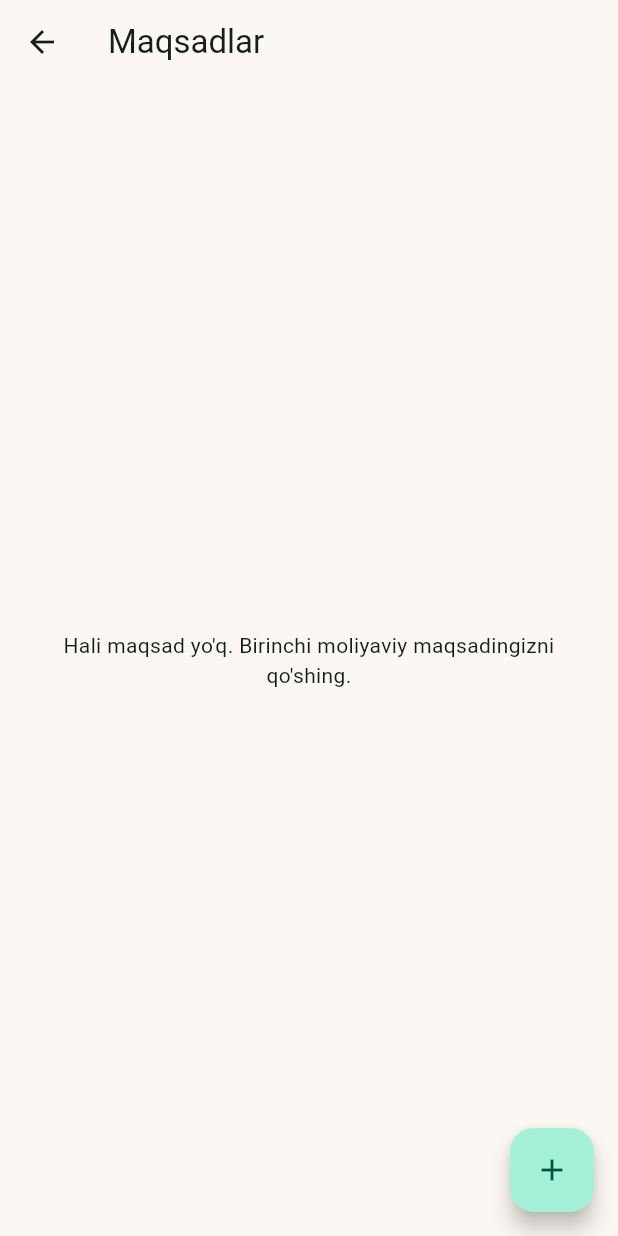
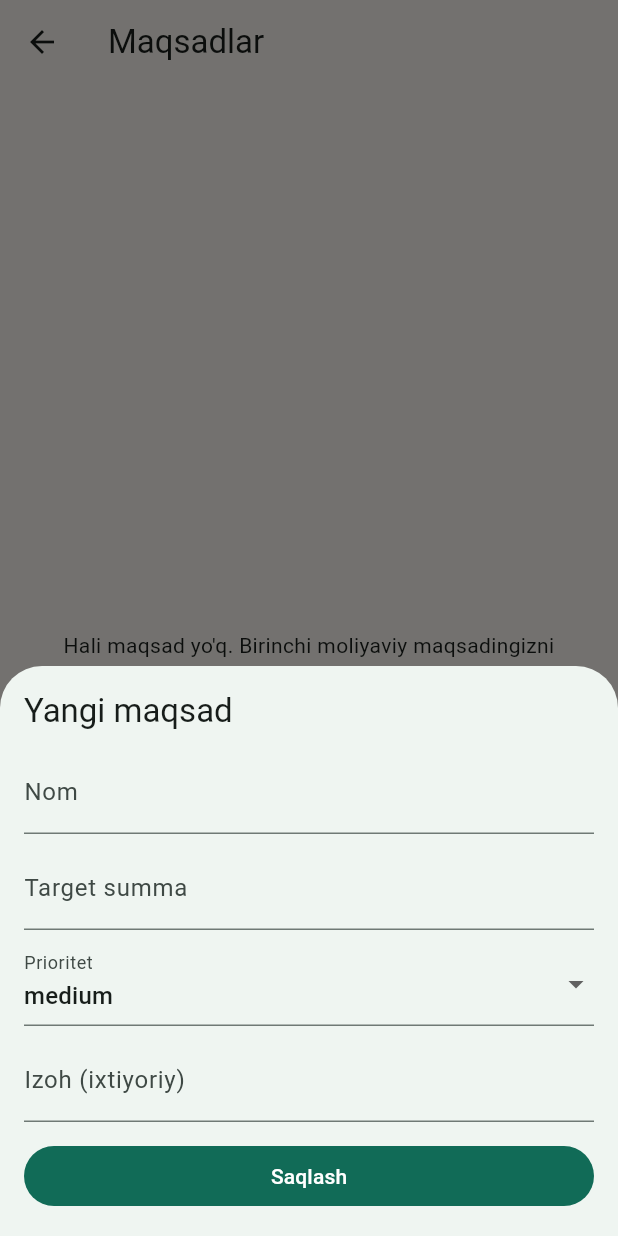
Before and after one commit to iCloudBMX/financial-assistant, a Flutter app: the GoalsScreen screen opened directly, after a tap on the "add" icon, on a phone screen of 412 x 824 dp. Run offline on Flutter 3.47's test engine with Material 3 defaults, Android fonts, the phone set to English and light mode, and no system bars; our stand-ins replace drift, flutter_riverpod, flutter_secure_storage, go_router, local_auth; accounts and stored records are empty; generated files the repository leaves out were written again.

Commit message:
feat: goal create/edit sheet
Replaces the Task 8 stub with the real modal bottom sheet: name,
target amount (money field seeded with formatNumber so an unedited
edit round-trips through Money.tryParse without silently clearing),
priority dropdown, and an optional note. Validates non-empty name and
a positive target inline before create/update, then bumps
ledgerRevisionProvider so read-side goal providers recompute.

Co-Authored-By: Claude Opus 4.8 (1M context) <noreply@anthropic.com>

```diff
--- a/lib/features/goals/goal_edit_sheet.dart
+++ b/lib/features/goals/goal_edit_sheet.dart
@@ -1,8 +1,149 @@
 import 'package:flutter/material.dart';
 import 'package:flutter_riverpod/flutter_riverpod.dart';
+import '../../core/money/currency.dart';
+import '../../core/money/money.dart';
 import '../../data/goals/goal_model.dart';
+import '../../providers/app_providers.dart';
 
-/// Opens the goal create/edit sheet. Stub for Task 8 — Task 9 replaces this
-/// with the real bottom sheet implementation.
+/// Opens the goal create/edit sheet. Pass [existing] to edit; omit to
+/// create a new goal.
 Future<void> showGoalEditSheet(BuildContext context, WidgetRef ref,
-    {Goal? existing}) async {}
+    {Goal? existing}) {
+  return showModalBottomSheet<void>(
+    context: context,
+    isScrollControlled: true,
+    builder: (_) => _GoalEditSheet(existing: existing),
+  );
+}
+
+class _GoalEditSheet extends ConsumerStatefulWidget {
+  final Goal? existing;
+  const _GoalEditSheet({this.existing});
+  @override
+  ConsumerState<_GoalEditSheet> createState() => _GoalEditSheetState();
+}
+
+class _GoalEditSheetState extends ConsumerState<_GoalEditSheet> {
+  late final TextEditingController _name;
+  late final TextEditingController _target;
+  late final TextEditingController _note;
+  GoalPriority _priority = GoalPriority.medium;
+  DateTime _start = DateTime.now();
+  DateTime? _targetDate;
+  String? _error;
+
+  @override
+  void initState() {
+    super.initState();
+    final g = widget.existing;
+    _name = TextEditingController(text: g?.name ?? '');
+    // Seed the money field with formatNumber (symbol-less, round-trips
+    // through Money.tryParse) — NEVER .format(): a symbol-prefixed seed
+    // fails to re-parse and silently clears the amount on an unedited save.
+    _target = TextEditingController(
+        text: g == null
+            ? ''
+            : Money(g.targetAmountMinor, CurrencyRegistry.uzs).formatNumber());
+    _note = TextEditingController(text: g?.note ?? '');
+    _priority = g?.priority ?? GoalPriority.medium;
+    _start = g?.startDate ?? DateTime.now();
+    _targetDate = g?.targetDate;
+  }
+
+  @override
+  void dispose() {
+    _name.dispose();
+    _target.dispose();
+    _note.dispose();
+    super.dispose();
+  }
+
+  Future<void> _save() async {
+    final name = _name.text.trim();
+    final target = Money.tryParse(_target.text, CurrencyRegistry.uzs);
+    if (name.isEmpty) {
+      setState(() => _error = 'Nom kiriting');
+      return;
+    }
+    if (target == null || target.minorUnits <= 0) {
+      setState(() => _error = "Target summa 0 dan katta bo'lishi kerak");
+      return;
+    }
+    setState(() => _error = null);
+    final draft = GoalDraft(
+      name: name,
+      targetAmountMinor: target.minorUnits,
+      startDate: _start,
+      targetDate: _targetDate,
+      priority: _priority,
+      note: _note.text.trim().isEmpty ? null : _note.text.trim(),
+    );
+    final repo = ref.read(goalRepositoryProvider);
+    if (widget.existing == null) {
+      await repo.create(draft);
+    } else {
+      await repo.update(widget.existing!.id, draft);
+    }
+    ref.read(ledgerRevisionProvider.notifier).update((n) => n + 1);
+    if (mounted) Navigator.of(context).pop();
+  }
+
+  @override
+  Widget build(BuildContext context) {
+    return Padding(
+      padding: EdgeInsets.only(
+        left: 16,
+        right: 16,
+        top: 16,
+        bottom: MediaQuery.of(context).viewInsets.bottom + 16,
+      ),
+      child: Column(
+        mainAxisSize: MainAxisSize.min,
+        crossAxisAlignment: CrossAxisAlignment.stretch,
+        children: [
+          Text(widget.existing == null ? 'Yangi maqsad' : 'Maqsadni tahrirlash',
+              style: Theme.of(context).textTheme.titleLarge),
+          const SizedBox(height: 12),
+          TextField(
+            key: const Key('goal-name'),
+            controller: _name,
+            decoration: const InputDecoration(labelText: 'Nom'),
+          ),
+          const SizedBox(height: 8),
+          TextField(
+            key: const Key('goal-target'),
+            controller: _target,
+            keyboardType: TextInputType.number,
+            decoration: const InputDecoration(labelText: 'Target summa'),
+          ),
+          const SizedBox(height: 8),
+          DropdownButtonFormField<GoalPriority>(
+            initialValue: _priority,
+            decoration: const InputDecoration(labelText: 'Prioritet'),
+            items: GoalPriority.values
+                .map((p) => DropdownMenuItem(value: p, child: Text(p.name)))
+                .toList(),
+            onChanged: (v) => setState(() => _priority = v ?? _priority),
+          ),
+          const SizedBox(height: 8),
+          TextField(
+            controller: _note,
+            decoration: const InputDecoration(labelText: 'Izoh (ixtiyoriy)'),
+          ),
+          if (_error != null)
+            Padding(
+              padding: const EdgeInsets.only(top: 8),
+              child: Text(_error!,
+                  style: TextStyle(color: Theme.of(context).colorScheme.error)),
+            ),
+          const SizedBox(height: 12),
+          FilledButton(
+            key: const Key('goal-save'),
+            onPressed: _save,
+            child: const Text('Saqlash'),
+          ),
+        ],
+      ),
+    );
+  }
+}
```
Also changed, not shown: 1 other file.
